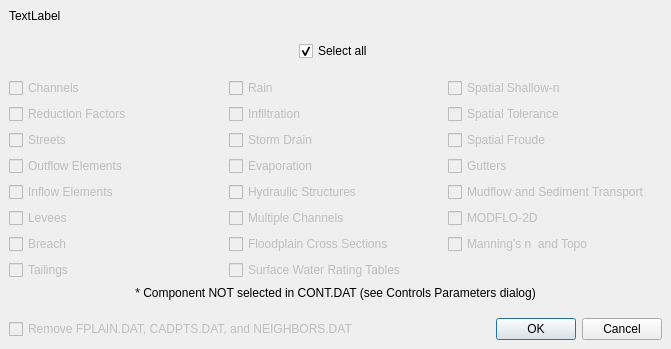
This is flo2d/ui/components.ui in FLO-2DSoftware/qgis-flo-2d-plugin as Qt 5 draws it before an edit. The edited form follows.
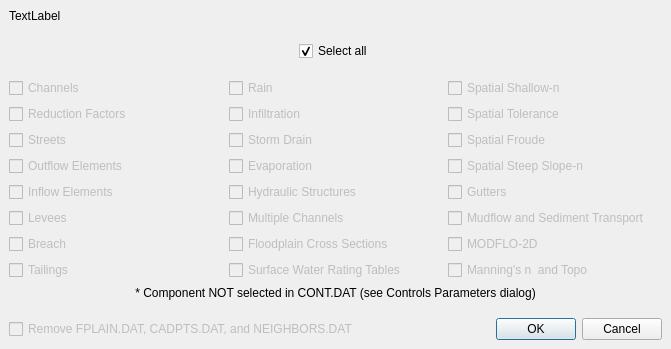
This is the edited form.

Commit message: Steep slope & Areas Editor (#1674)

Diff of the .ui file:
```diff
--- a/flo2d/ui/components.ui
+++ b/flo2d/ui/components.ui
@@ -38,7 +38,7 @@
    </item>
    <item row="4" column="2">
     <layout class="QGridLayout" name="gridLayout_3">
-     <item row="6" column="0">
+     <item row="7" column="0">
       <widget class="QCheckBox" name="mannings_n_and_Topo_chbox">
        <property name="enabled">
         <bool>false</bool>
@@ -57,7 +57,64 @@
        </property>
       </widget>
      </item>
-     <item row="4" column="0">
+     <item row="6" column="0">
+      <widget class="QCheckBox" name="mudflo_chbox">
+       <property name="enabled">
+        <bool>false</bool>
+       </property>
+       <property name="sizePolicy">
+        <sizepolicy hsizetype="MinimumExpanding" vsizetype="Fixed">
+         <horstretch>0</horstretch>
+         <verstretch>0</verstretch>
+        </sizepolicy>
+       </property>
+       <property name="text">
+        <string>MODFLO-2D</string>
+       </property>
+       <property name="checked">
+        <bool>false</bool>
+       </property>
+      </widget>
+     </item>
+     <item row="1" column="0">
+      <widget class="QCheckBox" name="spatial_tolerance_chbox">
+       <property name="enabled">
+        <bool>false</bool>
+       </property>
+       <property name="sizePolicy">
+        <sizepolicy hsizetype="MinimumExpanding" vsizetype="Fixed">
+         <horstretch>0</horstretch>
+         <verstretch>0</verstretch>
+        </sizepolicy>
+       </property>
+       <property name="text">
+        <string>Spatial Tolerance</string>
+       </property>
+       <property name="checked">
+        <bool>false</bool>
+       </property>
+      </widget>
+     </item>
+     <item row="0" column="0">
+      <widget class="QCheckBox" name="spatial_shallow_n_chbox">
+       <property name="enabled">
+        <bool>false</bool>
+       </property>
+       <property name="sizePolicy">
+        <sizepolicy hsizetype="MinimumExpanding" vsizetype="Fixed">
+         <horstretch>0</horstretch>
+         <verstretch>0</verstretch>
+        </sizepolicy>
+       </property>
+       <property name="text">
+        <string>Spatial Shallow-n</string>
+       </property>
+       <property name="checked">
+        <bool>false</bool>
+       </property>
+      </widget>
+     </item>
+     <item row="5" column="0">
       <widget class="QCheckBox" name="mud_and_sed_chbox">
        <property name="enabled">
         <bool>false</bool>
@@ -76,6 +133,25 @@
        </property>
       </widget>
      </item>
+     <item row="4" column="0">
+      <widget class="QCheckBox" name="gutters_chbox">
+       <property name="enabled">
+        <bool>false</bool>
+       </property>
+       <property name="sizePolicy">
+        <sizepolicy hsizetype="MinimumExpanding" vsizetype="Fixed">
+         <horstretch>0</horstretch>
+         <verstretch>0</verstretch>
+        </sizepolicy>
+       </property>
+       <property name="text">
+        <string>Gutters</string>
+       </property>
+       <property name="checked">
+        <bool>false</bool>
+       </property>
+      </widget>
+     </item>
      <item row="2" column="0">
       <widget class="QCheckBox" name="spatial_froude_chbox">
        <property name="enabled">
@@ -96,7 +172,7 @@
       </widget>
      </item>
      <item row="3" column="0">
-      <widget class="QCheckBox" name="gutters_chbox">
+      <widget class="QCheckBox" name="spatial_steep_slopen_chbox">
        <property name="enabled">
         <bool>false</bool>
        </property>
@@ -107,83 +183,13 @@
         </sizepolicy>
        </property>
        <property name="text">
-        <string>Gutters</string>
+        <string>Spatial Steep Slope-n</string>
        </property>
-       <property name="checked">
-        <bool>false</bool>
+       <property name="checkable">
+        <bool>true</bool>
        </property>
       </widget>
      </item>
-     <item row="5" column="0">
-      <widget class="QCheckBox" name="mudflo_chbox">
-       <property name="enabled">
-        <bool>false</bool>
-       </property>
-       <property name="sizePolicy">
-        <sizepolicy hsizetype="MinimumExpanding" vsizetype="Fixed">
-         <horstretch>0</horstretch>
-         <verstretch>0</verstretch>
-        </sizepolicy>
-       </property>
-       <property name="text">
-        <string>MODFLO-2D</string>
-       </property>
-       <property name="checked">
-        <bool>false</bool>
-       </property>
-      </widget>
-     </item>
-     <item row="0" column="0">
-      <widget class="QCheckBox" name="spatial_shallow_n_chbox">
-       <property name="enabled">
-        <bool>false</bool>
-       </property>
-       <property name="sizePolicy">
-        <sizepolicy hsizetype="MinimumExpanding" vsizetype="Fixed">
-         <horstretch>0</horstretch>
-         <verstretch>0</verstretch>
-        </sizepolicy>
-       </property>
-       <property name="text">
-        <string>Spatial Shallow-n</string>
-       </property>
-       <property name="checked">
-        <bool>false</bool>
-       </property>
-      </widget>
-     </item>
-     <item row="1" column="0">
-      <widget class="QCheckBox" name="spatial_tolerance_chbox">
-       <property name="enabled">
-        <bool>false</bool>
-       </property>
-       <property name="sizePolicy">
-        <sizepolicy hsizetype="MinimumExpanding" vsizetype="Fixed">
-         <horstretch>0</horstretch>
-         <verstretch>0</verstretch>
-        </sizepolicy>
-       </property>
-       <property name="text">
-        <string>Spatial Tolerance</string>
-       </property>
-       <property name="checked">
-        <bool>false</bool>
-       </property>
-      </widget>
-     </item>
-     <item row="7" column="0">
-      <spacer name="verticalSpacer_5">
-       <property name="orientation">
-        <enum>Qt::Vertical</enum>
-       </property>
-       <property name="sizeHint" stdset="0">
-        <size>
-         <width>20</width>
-         <height>40</height>
-        </size>
-       </property>
-      </spacer>
-     </item>
     </layout>
    </item>
    <item row="5" column="0" colspan="3">
```
The commit also changes 17 other files.
